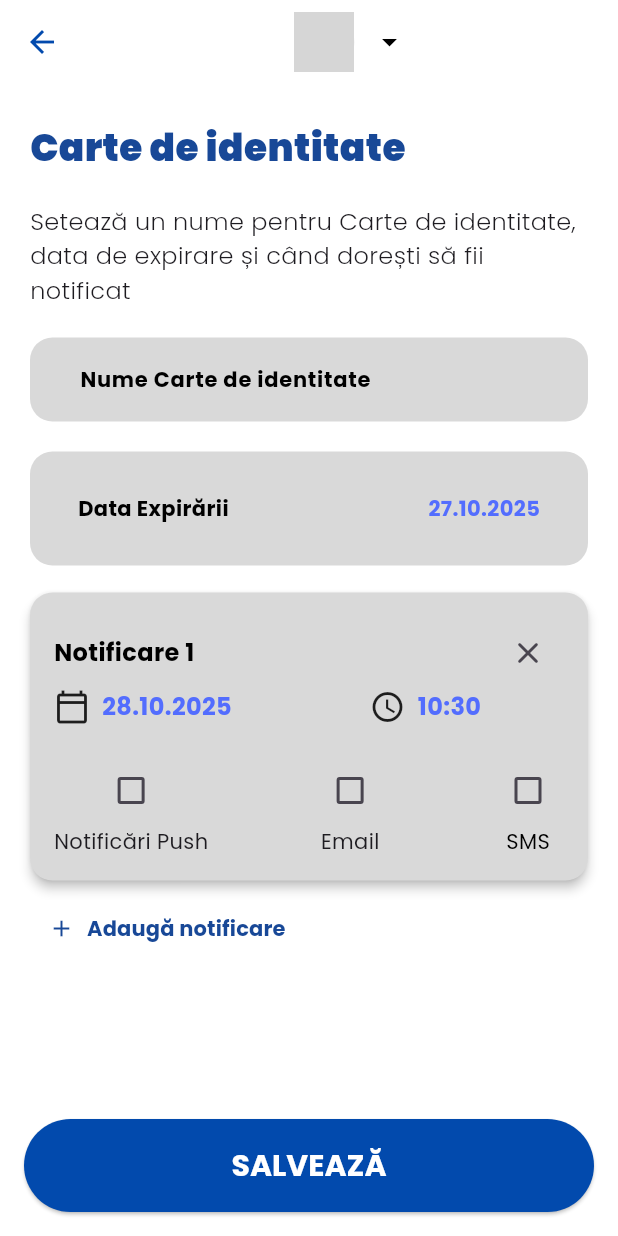
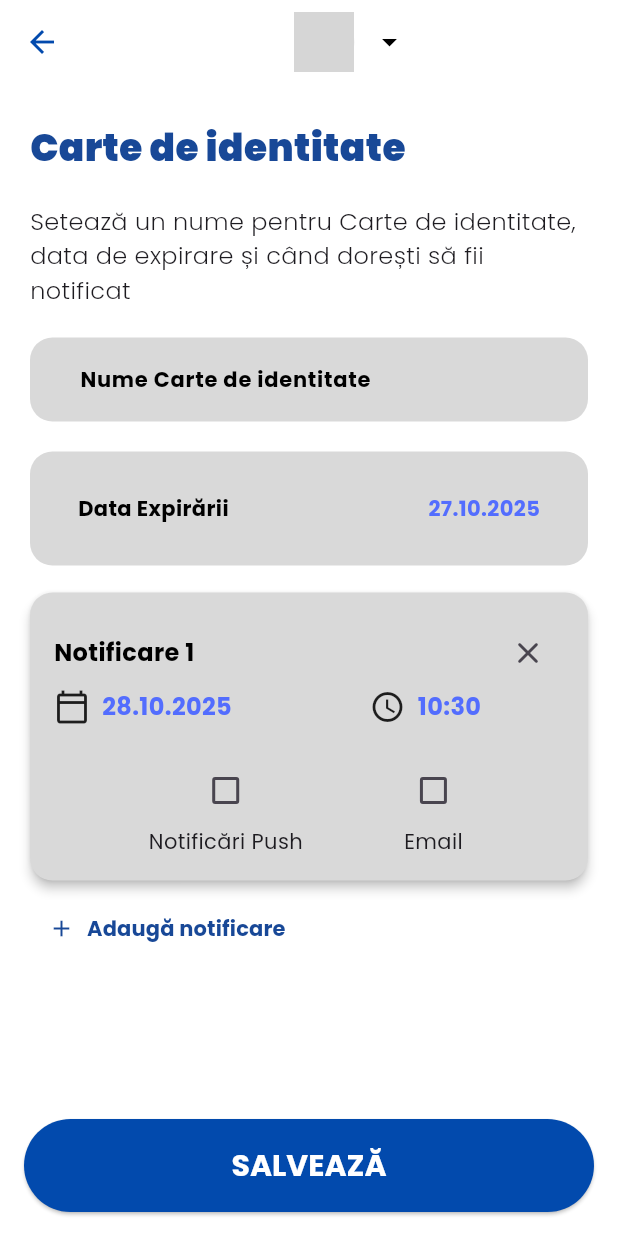
Before and after one commit to MrRuulici/auto-asig-app, a Flutter app: the ReminderScreen screen opened directly with empty values, on a phone screen of 412 x 824 dp. Run offline on Flutter 3.47's test engine with Material 3 defaults, Android fonts, the light colour scheme and no system bars; our stand-ins replace bloc, cloud_firestore, equatable, firebase_auth, firebase_core, firebase_crashlytics and 12 more; missing offline and left inert: fl_country_code_picker, flutter_facebook_auth; accounts and stored records are empty; generated files the repository leaves out were written again; network calls fail; grey boxes are pictures that could not be loaded.

Commit message:
Removed SMS notifications checkbox

```diff
--- a/lib/core/widgets/notification_item.dart
+++ b/lib/core/widgets/notification_item.dart
@@ -432,7 +432,7 @@ class _NotificationItemState extends State<NotificationItem> {
 
             // Checkbox Row for SMS, Email, Push Notifications
             Row(
-              mainAxisAlignment: MainAxisAlignment.spaceBetween,
+              mainAxisAlignment: MainAxisAlignment.spaceEvenly,
               children: [
                 Flexible(
                   child: Column(
@@ -468,29 +468,30 @@ class _NotificationItemState extends State<NotificationItem> {
                     ],
                   ),
                 ),
-                Flexible(
-                  child: Column(
-                    children: [
-                      Checkbox(
-                        value: isSmsSelected,
-                        onChanged: (bool? value) {
-                          setState(() {
-                            isSmsSelected = value ?? false;
-                          });
-                          widget.onNotificationUpdate(widget.selectedDate,
-                              isSmsSelected, isEmailSelected, isPushSelected);
-                        },
-                      ),
-                      const Text(
-                        'SMS',
-                        style: TextStyle(
-                          color: Colors.black,
-                          fontFamily: 'Poppins',
-                        ),
-                      ),
-                    ],
-                  ),
-                ),
+                // We're not sending sms notifications in v.1
+                // Flexible(
+                //   child: Column(
+                //     children: [
+                //       Checkbox(
+                //         value: isSmsSelected,
+                //         onChanged: (bool? value) {
+                //           setState(() {
+                //             isSmsSelected = value ?? false;
+                //           });
+                //           widget.onNotificationUpdate(widget.selectedDate,
+                //               isSmsSelected, isEmailSelected, isPushSelected);
+                //         },
+                //       ),
+                //       const Text(
+                //         'SMS',
+                //         style: TextStyle(
+                //           color: Colors.black,
+                //           fontFamily: 'Poppins',
+                //         ),
+                //       ),
+                //     ],
+                //   ),
+                // ),
               ],
             ),
           ],
```
